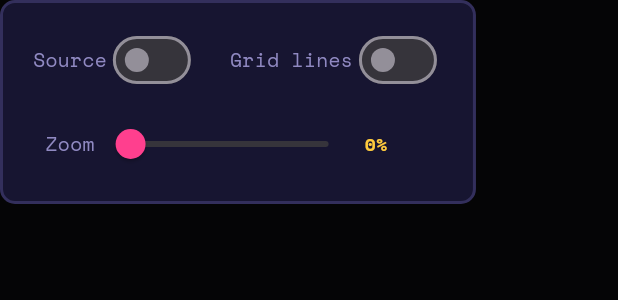
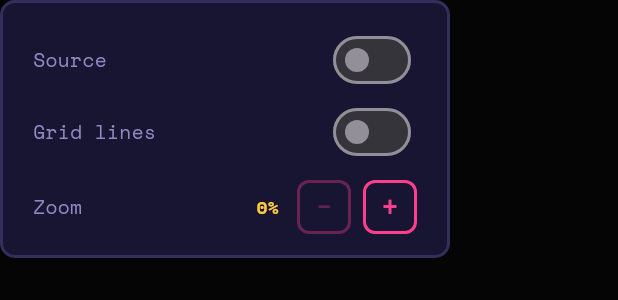
Before and after one commit to anthonyraad/PXLR, a Flutter app: the _ControlsPanel widget shown alone on an empty page, opened directly with empty values, on a phone screen of 412 x 824 dp. Shown: the top 300 px of the screen. Run offline on Flutter 3.47's test engine with Material 3 defaults, Android fonts, the phone set to English and light mode, and no system bars; our stand-ins replace google_fonts, image_picker, share_plus.

Commit message:
Refine controls layout and expanded-ninth grid lines.
Co-authored-by: Cursor <cursoragent@cursor.com>

```diff
--- a/lib/home_page.dart
+++ b/lib/home_page.dart
@@ -77,6 +77,13 @@ class _HomePageState extends State<HomePage> {
       _isProcessing = false;
       _expandedNinth = null;
     });
+  }
+
+  void _nudgeZoom(double delta) {
+    final next = (((_zoom + delta) * 100).round() / 100).clamp(0.5, 2.0);
+    if (next == _zoom) return;
+    setState(() => _zoom = next);
+    _process();
   }
 
   /// Cell colors currently shown in the mosaic panel (full 27×27 or one ninth).
@@ -222,7 +229,11 @@ class _HomePageState extends State<HomePage> {
                           painter: MosaicPainter(
                             cellColors: _displayColors!,
                             showLines: _showLines,
-                            boldEvery: MosaicEngine.ninthSize,
+                            // Full mosaic: bold every 9. Expanded ninth: bold
+                            // every 3 so the 9×9 itself reads as a 3×3 of ninths.
+                            boldEvery: _expandedNinth == null
+                                ? MosaicEngine.ninthSize
+                                : MosaicEngine.subNinthSize,
                           ),
                         ),
                       )),
@@ -244,11 +255,8 @@ class _HomePageState extends State<HomePage> {
               : MosaicEngine.dominantColors(_displayColors!),
           onShowSourceChanged: (v) => setState(() => _showSource = v),
           onShowLinesChanged: (v) => setState(() => _showLines = v),
-          onZoomChanged: (v) => setState(() => _zoom = v),
-          onZoomChangeEnd: (v) {
-            setState(() => _zoom = v);
-            _process();
-          },
+          onZoomOut: () => _nudgeZoom(-0.05),
+          onZoomIn: () => _nudgeZoom(0.05),
         ),
         const SizedBox(height: 18),
         Wrap(
@@ -378,8 +386,8 @@ class _ControlsPanel extends StatelessWidget {
     required this.dominantColors,
     required this.onShowSourceChanged,
     required this.onShowLinesChanged,
-    required this.onZoomChanged,
-    required this.onZoomChangeEnd,
+    required this.onZoomOut,
+    required this.onZoomIn,
   });
 
   final bool showSource;
@@ -389,12 +397,16 @@ class _ControlsPanel extends StatelessWidget {
   final List<Color> dominantColors;
   final ValueChanged<bool> onShowSourceChanged;
   final ValueChanged<bool> onShowLinesChanged;
-  final ValueChanged<double> onZoomChanged;
-  final ValueChanged<double> onZoomChangeEnd;
+  final VoidCallback onZoomOut;
+  final VoidCallback onZoomIn;
 
   @override
   Widget build(BuildContext context) {
+    final canZoomOut = zoom > 0.5;
+    final canZoomIn = zoom < 2.0;
+
     return Container(
+      width: 300,
       padding: const EdgeInsets.symmetric(horizontal: 20, vertical: 14),
       decoration: BoxDecoration(
         color: PxlrColors.panel,
@@ -405,16 +417,20 @@ class _ControlsPanel extends StatelessWidget {
         mainAxisSize: MainAxisSize.min,
         children: [
           Row(
-            mainAxisSize: MainAxisSize.min,
             children: [
               Text('Source', style: PxlrText.body()),
+              const Spacer(),
               Switch(
                 value: showSource,
                 activeThumbColor: PxlrColors.cyan,
                 onChanged: onShowSourceChanged,
               ),
-              const SizedBox(width: 22),
+            ],
+          ),
+          Row(
+            children: [
               Text('Grid lines', style: PxlrText.body()),
+              const Spacer(),
               Switch(
                 value: showLines,
                 activeThumbColor: PxlrColors.pink,
@@ -424,41 +440,39 @@ class _ControlsPanel extends StatelessWidget {
           ),
           const SizedBox(height: 8),
           Row(
-            mainAxisSize: MainAxisSize.min,
             children: [
               Text('Zoom', style: PxlrText.body()),
-              SizedBox(
-                width: 180,
-                child: Slider(
-                  min: 0.5,
-                  max: 2.0,
-                  value: zoom,
-                  activeColor: PxlrColors.pink,
-                  onChanged: onZoomChanged,
-                  onChangeEnd: onZoomChangeEnd,
-                ),
-              ),
-              SizedBox(
-                width: 44,
-                child: Text(
-                  '${(zoom * 100).round()}%',
-                  style: PxlrText.mono(color: PxlrColors.gold, weight: FontWeight.bold),
-                ),
-              ),
+              const Spacer(),
               if (isProcessing) ...[
-                const SizedBox(width: 8),
                 const SizedBox(
                   width: 14,
                   height: 14,
                   child: CircularProgressIndicator(strokeWidth: 2, color: PxlrColors.cyan),
                 ),
+                const SizedBox(width: 8),
               ],
+              Text(
+                '${(zoom * 100).round()}%',
+                style: PxlrText.mono(color: PxlrColors.gold, weight: FontWeight.bold),
+              ),
+              const SizedBox(width: 12),
+              _ZoomButton(
+                label: '−',
+                enabled: canZoomOut && !isProcessing,
+                onTap: onZoomOut,
+              ),
+              const SizedBox(width: 8),
+              _ZoomButton(
+                label: '+',
+                enabled: canZoomIn && !isProcessing,
+                onTap: onZoomIn,
+              ),
             ],
           ),
           if (dominantColors.isNotEmpty) ...[
             const SizedBox(height: 12),
             Row(
-              mainAxisSize: MainAxisSize.min,
+              mainAxisAlignment: MainAxisAlignment.center,
               children: [
                 for (var i = 0; i < dominantColors.length; i++) ...[
                   if (i > 0) const SizedBox(width: 10),
@@ -479,6 +493,43 @@ class _ControlsPanel extends StatelessWidget {
             ),
           ],
         ],
+      ),
+    );
+  }
+}
+
+class _ZoomButton extends StatelessWidget {
+  const _ZoomButton({
+    required this.label,
+    required this.enabled,
+    required this.onTap,
+  });
+
+  final String label;
+  final bool enabled;
+  final VoidCallback onTap;
+
+  @override
+  Widget build(BuildContext context) {
+    return Opacity(
+      opacity: enabled ? 1 : 0.35,
+      child: InkWell(
+        onTap: enabled ? onTap : null,
+        borderRadius: BorderRadius.circular(8),
+        child: Container(
+          width: 36,
+          height: 36,
+          alignment: Alignment.center,
+          decoration: BoxDecoration(
+            color: PxlrColors.panel,
+            borderRadius: BorderRadius.circular(8),
+            border: Border.all(color: PxlrColors.pink, width: 2),
+          ),
+          child: Text(
+            label,
+            style: PxlrText.label(size: 18, color: PxlrColors.pink),
+          ),
+        ),
       ),
     );
   }
--- a/lib/mosaic_engine.dart
+++ b/lib/mosaic_engine.dart
@@ -16,6 +16,9 @@ class MosaicEngine {
 
   /// Side length of one "ninth" (the 3×3 grouping of 9×9 blocks).
   static const int ninthSize = 9;
+
+  /// Side length of one cell-group inside an expanded ninth (3×3 of 3×3).
+  static const int subNinthSize = 3;
 
   /// Returns up to [count] dominant colors in [cellColors], ranked by how
   /// many cells fall into each quantized bucket. Bucket averages are used
```
